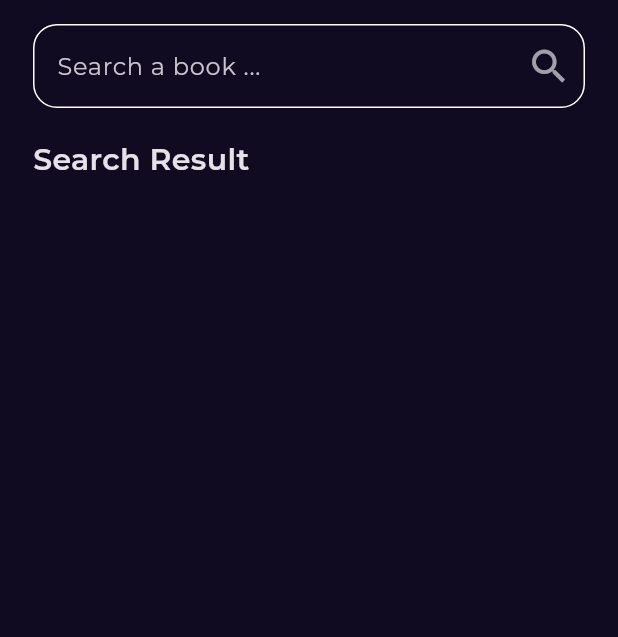
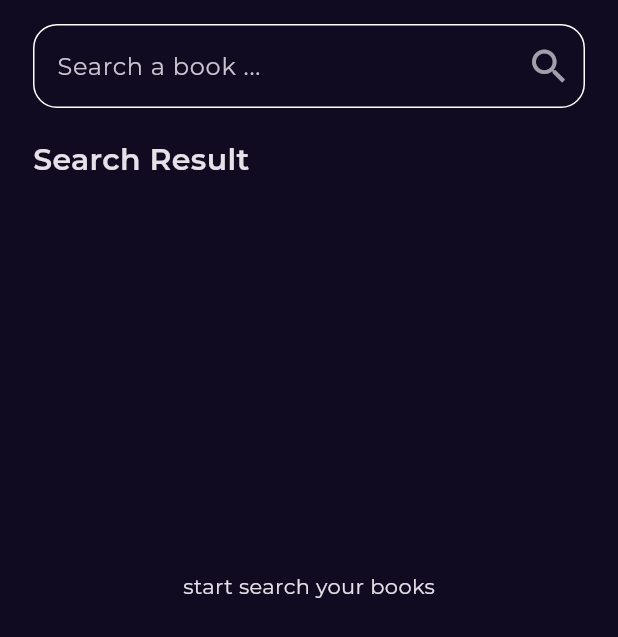
Before and after one commit to joseph-youssef-dev/booklyApp, a Flutter app: the screen it shows after launch, after a tap on the "search" icon, on a phone screen of 412 x 824 dp. Shown: the top 637 px of the screen. Run offline on Flutter 3.47's test engine with Material 3 defaults, Android fonts, the phone set to English and light mode, and no system bars; our stand-ins replace cached_network_image, dartz, dio, equatable, flutter_bloc, get_it and 2 more; network calls fail; project files that could hold a hidden picture were left out.

Commit message:
search view done

```diff
--- a/lib/core/utils/service_locator.dart
+++ b/lib/core/utils/service_locator.dart
@@ -1,5 +1,6 @@
 import 'package:bookly/core/utils/api_service.dart';
 import 'package:bookly/features/home/data/repos/home_repo_impl.dart';
+import 'package:bookly/features/search/data/repo/search_repo_impl.dart';
 import 'package:dio/dio.dart';
 import 'package:get_it/get_it.dart';
 
@@ -9,4 +10,8 @@ void setupServiceLocator() {
   getIt.registerSingleton<ApiService>(ApiService(Dio()));
 
   getIt.registerSingleton<HomeRepoImpl>(HomeRepoImpl(getIt.get<ApiService>()));
+
+  getIt.registerSingleton<SearchRepoImpl>(
+    SearchRepoImpl(getIt.get<ApiService>()),
+  );
 }
--- a/lib/features/home/presentation/views/widgets/newest_books_item.dart
+++ b/lib/features/home/presentation/views/widgets/newest_books_item.dart
@@ -17,7 +17,7 @@ class NewestBooksItem extends StatelessWidget {
         GoRouter.of(context).push(AppRouter.kBookDetailsView, extra: bookModel);
       },
       child: SizedBox(
-        height: 120,
+        height: 130,
         child: Row(
           children: [
             CustomBookImageItem(
@@ -40,7 +40,7 @@ class NewestBooksItem extends StatelessWidget {
                     ),
                   ),
                   Text(
-                    bookModel.volumeInfo.authors![0],
+                    bookModel.volumeInfo.authors?[0] ?? "",
                     style: Styles.textStyle16,
                     overflow: TextOverflow.ellipsis,
                   ),
@@ -52,7 +52,7 @@ class NewestBooksItem extends StatelessWidget {
                           fontWeight: FontWeight.bold,
                         ),
                       ),
-                      const SizedBox(width: 80),
+                      const SizedBox(width: 70),
                       BookRating(
                         rating: bookModel.volumeInfo.averageRating ?? 0,
                         count: bookModel.volumeInfo.ratingsCount ?? 0,
--- a/lib/features/search/presentation/view_model/cubit/search_books_cubit.dart
+++ b/lib/features/search/presentation/view_model/cubit/search_books_cubit.dart
@@ -10,8 +10,9 @@ class SearchBooksCubit extends Cubit<SearchBooksState> {
 
   final SearchRepo searchRepo;
 
-  Future<void> fetchSearchedBooks({required String bookNaame}) async {
-    var result = await searchRepo.fetchSearchedBooks(search: bookNaame);
+  Future<void> fetchSearchedBooks({required String bookName}) async {
+    emit(SearchBooksLoading());
+    var result = await searchRepo.fetchSearchedBooks(search: bookName);
 
     result.fold(
       (failure) {
--- a/lib/features/search/presentation/views/search_view.dart
+++ b/lib/features/search/presentation/views/search_view.dart
@@ -1,11 +1,21 @@
+import 'package:bookly/core/utils/service_locator.dart';
+import 'package:bookly/features/search/data/repo/search_repo_impl.dart';
+import 'package:bookly/features/search/presentation/view_model/cubit/search_books_cubit.dart';
 import 'package:bookly/features/search/presentation/views/widgets/search_view_body.dart';
 import 'package:flutter/material.dart';
+import 'package:flutter_bloc/flutter_bloc.dart';
 
 class SearchView extends StatelessWidget {
   const SearchView({super.key});
 
   @override
   Widget build(BuildContext context) {
-    return Scaffold(body: SafeArea(child: SearchViewBody()));
+    return BlocProvider(
+      create: (context) => SearchBooksCubit(getIt.get<SearchRepoImpl>()),
+      child: Scaffold(
+        resizeToAvoidBottomInset: false,
+        body: SafeArea(child: SearchViewBody()),
+      ),
+    );
   }
 }
--- a/lib/features/search/presentation/views/widgets/custom_search_text_field.dart
+++ b/lib/features/search/presentation/views/widgets/custom_search_text_field.dart
@@ -1,11 +1,15 @@
+import 'package:bookly/features/search/presentation/view_model/cubit/search_books_cubit.dart';
 import 'package:flutter/material.dart';
+import 'package:flutter_bloc/flutter_bloc.dart';
 
 class CustomSearchTextField extends StatelessWidget {
-  const CustomSearchTextField({super.key});
+  const CustomSearchTextField({super.key, required this.searchController});
 
+  final TextEditingController searchController;
   @override
   Widget build(BuildContext context) {
     return TextField(
+      controller: searchController,
       decoration: InputDecoration(
         enabledBorder: buildOutlineBorder(),
 
@@ -13,7 +17,15 @@ class CustomSearchTextField extends StatelessWidget {
 
         hintText: "Search a book ...",
         suffixIcon: IconButton(
-          onPressed: () {},
+          onPressed: () {
+            final query = searchController.text.trim();
+
+            if (query.isNotEmpty) {
+              context.read<SearchBooksCubit>().fetchSearchedBooks(
+                bookName: query,
+              );
+            }
+          },
           icon: const Opacity(opacity: .8, child: Icon(Icons.search, size: 30)),
         ),
       ),
--- a/lib/features/search/presentation/views/widgets/search_view_body.dart
+++ b/lib/features/search/presentation/views/widgets/search_view_body.dart
@@ -14,7 +14,7 @@ class SearchViewBody extends StatelessWidget {
       child: Column(
         crossAxisAlignment: CrossAxisAlignment.start,
         children: [
-          CustomSearchTextField(),
+          CustomSearchTextField(searchController: TextEditingController()),
           SizedBox(height: 20),
           Text(
             "Search Result",
--- a/lib/features/search/presentation/views/widgets/searched_books_list_view.dart
+++ b/lib/features/search/presentation/views/widgets/searched_books_list_view.dart
@@ -1,20 +1,41 @@
+import 'package:bookly/core/widgets/custom_error_widget.dart';
+import 'package:bookly/core/widgets/custom_indicator.dart';
+import 'package:bookly/features/home/presentation/views/widgets/newest_books_item.dart';
+import 'package:bookly/features/search/presentation/view_model/cubit/search_books_cubit.dart';
 import 'package:flutter/cupertino.dart';
+import 'package:flutter_bloc/flutter_bloc.dart';
 
 class SearchedBooksListView extends StatelessWidget {
   const SearchedBooksListView({super.key});
 
   @override
   Widget build(BuildContext context) {
+    return BlocBuilder<SearchBooksCubit, SearchBooksState>(
+      builder: (context, state) {
+        if (state is SearchBooksSuccess) {
           return Expanded(
             child: ListView.builder(
               itemCount: 10,
               itemBuilder: (context, index) {
                 return Padding(
                   padding: const EdgeInsets.symmetric(vertical: 8),
-            // child: const BestSellerItem(bookModel: ),
+                  child: NewestBooksItem(bookModel: state.searchedBooks[index]),
                 );
               },
             ),
           );
+        } else if (state is SearchBooksFailure) {
+          return CustomErrorWidget(errMessage: state.errMessage);
+        } else if (state is SearchBooksLoading) {
+          return CustomIndicator();
+        } else {
+          return SizedBox(
+            height: 500,
+            width: double.infinity,
+            child: Center(child: Text("start search your books")),
+          );
+        }
+      },
+    );
   }
 }
```
Lines whose indentation alone changed are shown as unchanged.
